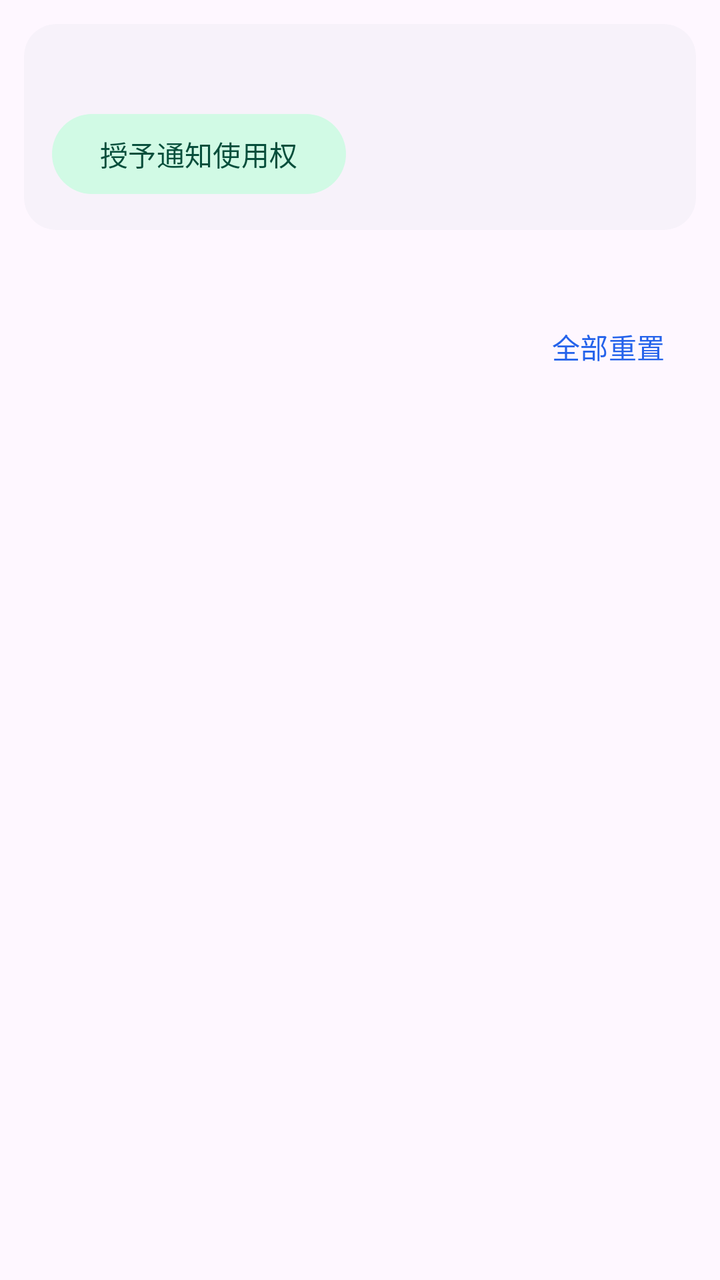
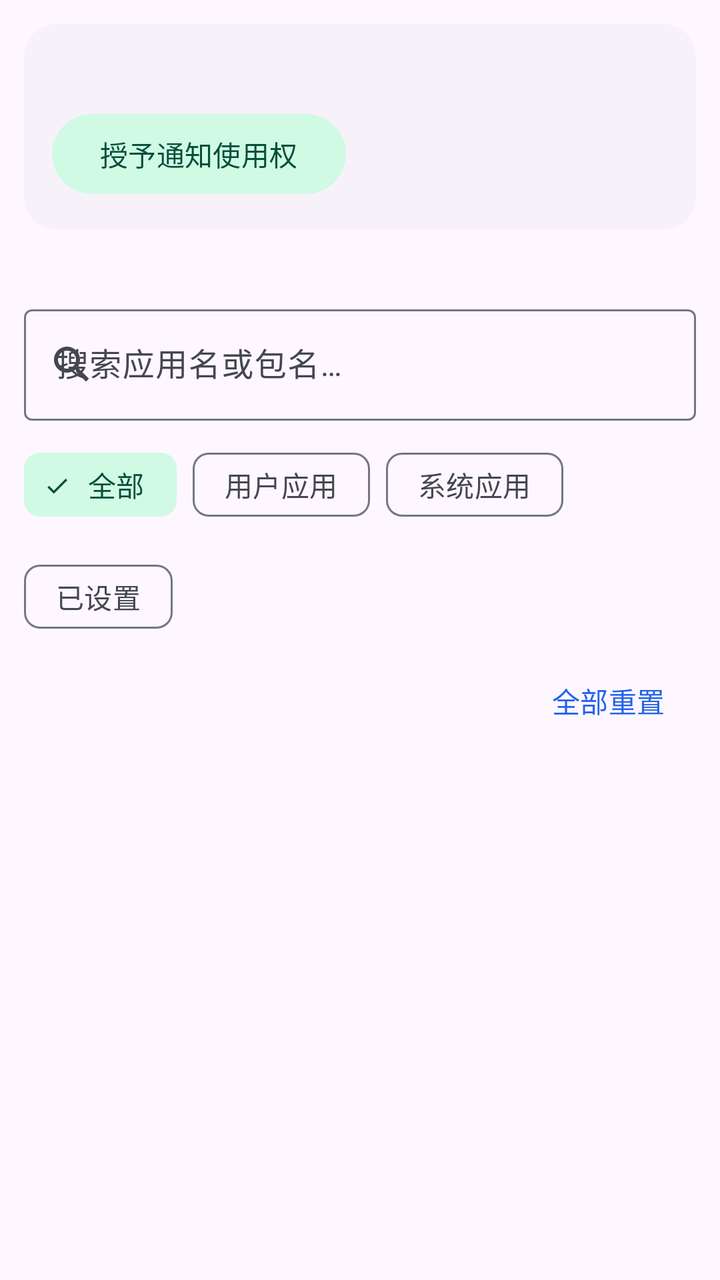

Two renders of the same Android screen: before a commit and after it. Below are the layout's source before the change and the commit's diff.
<!-- AndroidManifest.xml: application theme Theme.AccessibilityManagerPro -->
<!-- res/layout/fragment_notif.xml -->
<?xml version="1.0" encoding="utf-8"?>
<LinearLayout xmlns:android="http://schemas.android.com/apk/res/android"
    xmlns:app="http://schemas.android.com/apk/res-auto"
    android:layout_width="match_parent"
    android:layout_height="match_parent"
    android:orientation="vertical"
    android:padding="12dp">

    
    <com.google.android.material.card.MaterialCardView
        style="@style/Widget.Card"
        android:layout_width="match_parent"
        android:layout_height="wrap_content">

        <LinearLayout
            android:layout_width="match_parent"
            android:layout_height="wrap_content"
            android:orientation="vertical"
            android:padding="14dp">

            <TextView
                android:id="@+id/tv_notif_banner"
                android:layout_width="match_parent"
                android:layout_height="wrap_content"
                android:textAppearance="?attr/textAppearanceBodyMedium" />

            <com.google.android.material.button.MaterialButton
                android:id="@+id/btn_grant_notif_access"
                style="@style/Widget.Material3.Button.TonalButton"
                android:layout_width="wrap_content"
                android:layout_height="wrap_content"
                android:layout_marginTop="8dp"
                android:text="@string/notif_grant_access" />
        </LinearLayout>
    </com.google.android.material.card.MaterialCardView>

    
    <TextView
        android:id="@+id/tv_notif_hint"
        android:layout_width="match_parent"
        android:layout_height="wrap_content"
        android:layout_marginTop="10dp"
        android:layout_marginBottom="4dp"
        android:textAppearance="?attr/textAppearanceBodySmall"
        android:textColor="?attr/colorOnSurfaceVariant" />

    <LinearLayout
        android:layout_width="match_parent"
        android:layout_height="wrap_content"
        android:orientation="horizontal"
        android:gravity="center_vertical"
        android:layout_marginTop="4dp">

        <TextView
            android:id="@+id/tv_notif_count"
            android:layout_width="0dp"
            android:layout_height="wrap_content"
            android:layout_weight="1"
            android:textAppearance="?attr/textAppearanceBodyMedium" />

        <com.google.android.material.button.MaterialButton
            android:id="@+id/btn_reset_notif"
            style="@style/Widget.Material3.Button.TextButton"
            android:layout_width="wrap_content"
            android:layout_height="wrap_content"
            android:text="@string/notif_reset_all" />
    </LinearLayout>

    
    <androidx.recyclerview.widget.RecyclerView
        android:id="@+id/recycler"
        android:layout_width="match_parent"
        android:layout_height="0dp"
        android:layout_weight="1"
        android:clipToPadding="false"
        android:paddingBottom="16dp" />
</LinearLayout>
<!-- resources referenced by this layout -->
<resources>
  <string name="notif_grant_access">授予通知使用权</string>
  <string name="notif_reset_all">全部重置</string>
  <style name="Widget.Card" parent="Widget.Material3.CardView.Elevated">
          <item name="cardCornerRadius">16dp</item>
          <item name="cardElevation">1dp</item>
          <item name="strokeWidth">0dp</item>
      </style>
  <style name="Theme.AccessibilityManagerPro" parent="Theme.Material3.DayNight.NoActionBar">
          <item name="colorPrimary">@color/primary</item>
          <item name="colorOnPrimary">@color/on_primary</item>
          <item name="colorPrimaryContainer">@color/primary_container</item>
          <item name="colorOnPrimaryContainer">@color/on_primary_container</item>
          <item name="colorSecondary">@color/secondary</item>
          <item name="colorOnSecondary">@color/on_secondary</item>
          <item name="colorSecondaryContainer">@color/secondary_container</item>
          <item name="colorOnSecondaryContainer">@color/on_secondary_container</item>
          <item name="colorSurfaceVariant">@color/surface_variant</item>
          <item name="colorOnSurfaceVariant">@color/on_surface_variant</item>
          <item name="colorOutline">@color/outline</item>
          <item name="android:windowBackground">?attr/colorSurface</item>
      </style>
  <color name="primary">#2563EB</color>
  <color name="on_primary">#FFFFFF</color>
  <color name="primary_container">#DBEAFE</color>
  <color name="on_primary_container">#1E3A8A</color>
  <color name="secondary">#059669</color>
  <color name="on_secondary">#FFFFFF</color>
  <color name="secondary_container">#D1FAE5</color>
  <color name="on_secondary_container">#064E3B</color>
  <color name="surface_variant">#EEF1F6</color>
  <color name="on_surface_variant">#44474E</color>
  <color name="outline">#74777F</color>
</resources>

<!-- the commit's change to res/layout/fragment_notif.xml (unified diff, before → after) -->
@@ -44,6 +44,62 @@
         android:textAppearance="?attr/textAppearanceBodySmall"
         android:textColor="?attr/colorOnSurfaceVariant" />
 
+    
+    <com.google.android.material.textfield.TextInputLayout
+        style="@style/Widget.Material3.TextInputLayout.OutlinedBox"
+        android:layout_width="match_parent"
+        android:layout_height="wrap_content"
+        android:layout_marginTop="4dp"
+        android:hint="@string/search_app_hint"
+        app:startIconDrawable="@drawable/ic_search">
+
+        <com.google.android.material.textfield.TextInputEditText
+            android:id="@+id/et_search"
+            android:layout_width="match_parent"
+            android:layout_height="wrap_content"
+            android:inputType="text"
+            android:maxLines="1" />
+    </com.google.android.material.textfield.TextInputLayout>
+
+    
+    <com.google.android.material.chip.ChipGroup
+        android:id="@+id/chip_group"
+        android:layout_width="match_parent"
+        android:layout_height="wrap_content"
+        android:layout_marginTop="8dp"
+        app:selectionRequired="true"
+        app:singleSelection="true">
+
+        <com.google.android.material.chip.Chip
+            android:id="@+id/chip_all"
+            style="@style/Widget.Material3.Chip.Filter"
+            android:layout_width="wrap_content"
+            android:layout_height="wrap_content"
+            android:checked="true"
+            android:text="@string/filter_all" />
+
+        <com.google.android.material.chip.Chip
+            android:id="@+id/chip_user"
+            style="@style/Widget.Material3.Chip.Filter"
+            android:layout_width="wrap_content"
+            android:layout_height="wrap_content"
+            android:text="@string/filter_user" />
+
+        <com.google.android.material.chip.Chip
+            android:id="@+id/chip_system"
+            style="@style/Widget.Material3.Chip.Filter"
+            android:layout_width="wrap_content"
+            android:layout_height="wrap_content"
+            android:text="@string/filter_system" />
+
+        <com.google.android.material.chip.Chip
+            android:id="@+id/chip_set"
+            style="@style/Widget.Material3.Chip.Filter"
+            android:layout_width="wrap_content"
+            android:layout_height="wrap_content"
+            android:text="@string/notif_filter_set" />
+    </com.google.android.material.chip.ChipGroup>
+
     <LinearLayout
         android:layout_width="match_parent"
         android:layout_height="wrap_content"
<!-- resource entries referenced after the edit -->
@@ -1,7 +1,20 @@
 <!-- resources referenced by this layout -->
 <resources>
+  <!-- drawable ic_search (drawable) -->
+  <?xml version="1.0" encoding="utf-8"?>
+  <vector xmlns:android="http://schemas.android.com/apk/res/android"
+      android:width="24dp" android:height="24dp"
+      android:viewportWidth="24" android:viewportHeight="24">
+      <path android:fillColor="#FF000000"
+          android:pathData="M15.5,14h-0.79l-0.28,-0.27C15.41,12.59 16,11.11 16,9.5 16,5.91 13.09,3 9.5,3S3,5.91 3,9.5 5.91,16 9.5,16c1.61,0 3.09,-0.59 4.23,-1.57l0.27,0.28v0.79l5,4.99L20.49,19l-4.99,-5zM9.5,14C7.01,14 5,11.99 5,9.5S7.01,5 9.5,5 14,7.01 14,9.5 11.99,14 9.5,14z" />
+  </vector>
+  <string name="filter_all">全部</string>
+  <string name="filter_system">系统应用</string>
+  <string name="filter_user">用户应用</string>
+  <string name="notif_filter_set">已设置</string>
   <string name="notif_grant_access">授予通知使用权</string>
   <string name="notif_reset_all">全部重置</string>
+  <string name="search_app_hint">搜索应用名或包名…</string>
   <style name="Widget.Card" parent="Widget.Material3.CardView.Elevated">
           <item name="cardCornerRadius">16dp</item>
           <item name="cardElevation">1dp</item>
